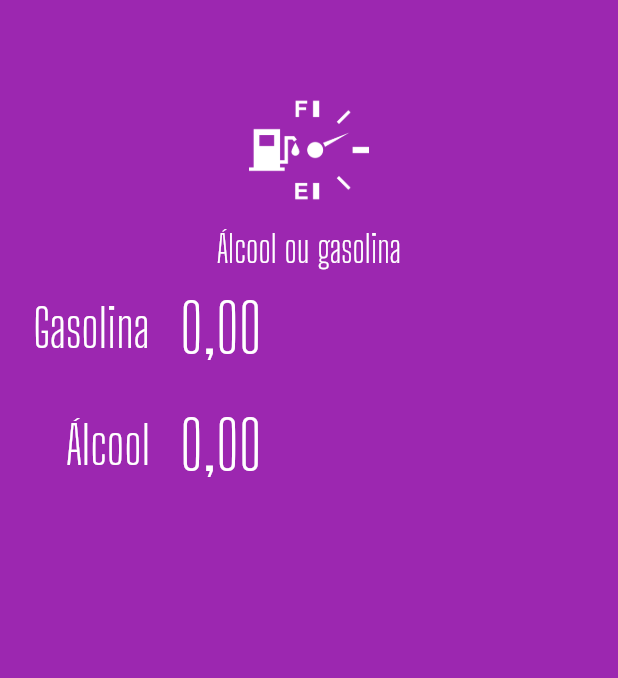
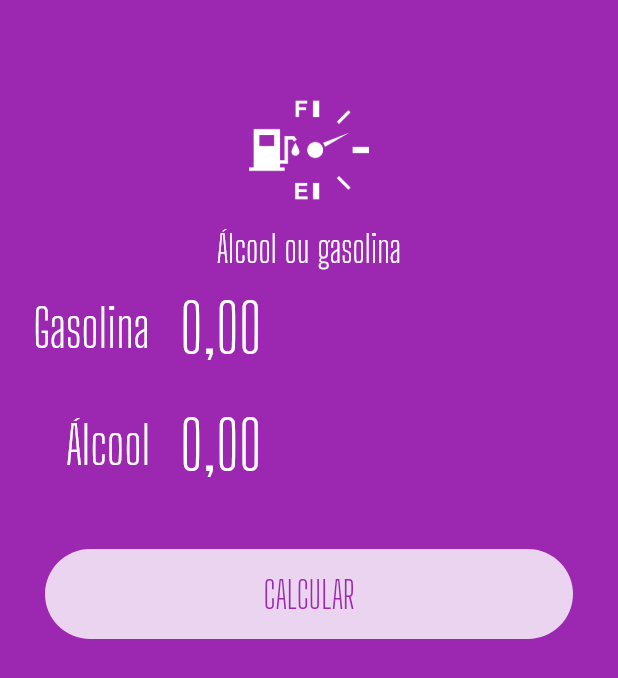
Before and after one commit to coutomariel/balta-alcool-ou-gasolina-app, a Flutter app: the screen it shows after launch, on a phone screen of 412 x 824 dp. Shown: the top 678 px of the screen. Run offline on Flutter 3.47's test engine with Material 2 defaults, Android fonts, the phone set to English and light mode, and no system bars; our stand-ins replace flutter_masked_text.

Commit message:
Inclusão de botão calcular

```diff
--- a/lib/main.dart
+++ b/lib/main.dart
@@ -39,6 +39,25 @@ class HomePage extends StatelessWidget {
             label: "Álcool",
             ctrl: _alcCtrl,
           ),
+          Container(
+            margin: EdgeInsets.all(30),
+            height: 60,
+            decoration: BoxDecoration(
+                color: Colors.white.withOpacity(0.8),
+                borderRadius: BorderRadius.circular(
+                  60,
+                )),
+            child: FlatButton(
+              child: Text(
+                "CALCULAR",
+                style: TextStyle(
+                    color: Theme.of(context).primaryColor,
+                    fontSize: 25,
+                    fontFamily: "Big Shoulders Display"),
+              ),
+              onPressed: () => {},
+            ),
+          ),
         ],
       ),
     );
```
